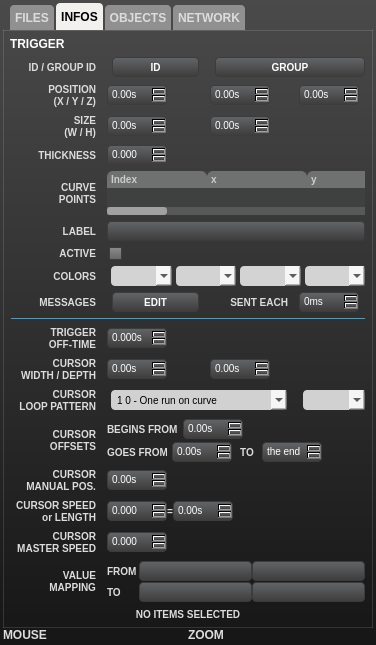
Above: uiinspector.ui from buzzinglight/IanniX before the change. Below: the same form after it.
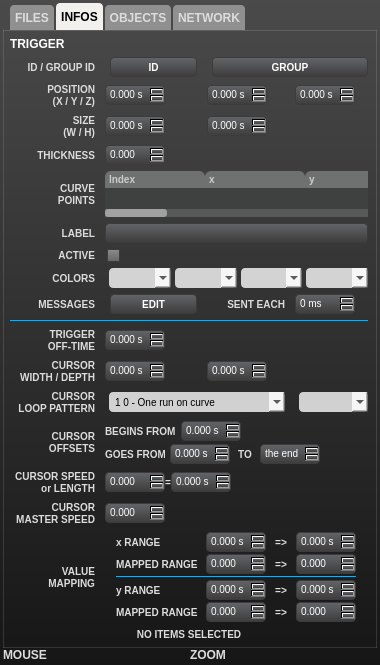
That is the form after the change. The open tabs and pages were chosen to show the change. Icons and pictures are not drawn.

Diff of the .ui file:
```diff
--- a/uiinspector.ui
+++ b/uiinspector.ui
@@ -6,8 +6,8 @@
    <rect>
     <x>0</x>
     <y>0</y>
-    <width>376</width>
-    <height>645</height>
+    <width>379</width>
+    <height>665</height>
    </rect>
   </property>
   <property name="windowTitle">
@@ -21,7 +21,7 @@
 	font: bold;
 }
 
-QLabel#separator1, QLabel#separator2, QLabel#separator3, QLabel#separator4 {
+QLabel#separator1, QLabel#separator2, QLabel#separator3, QLabel#separator4, QLabel#cursorTargetLabel9 {
 	border-top: 1px solid rgb(44, 167, 218);
 }
 
@@ -493,10 +493,10 @@
                <string>Change here the absolute coordinates of selected objects</string>
               </property>
               <property name="suffix">
-               <string notr="true">s</string>
+               <string notr="true"> s</string>
               </property>
               <property name="decimals">
-               <number>2</number>
+               <number>3</number>
               </property>
               <property name="minimum">
                <double>-999999.000000000000000</double>
@@ -527,10 +527,10 @@
                <string>Change here the absolute coordinates of selected objects</string>
               </property>
               <property name="suffix">
-               <string notr="true">s</string>
+               <string notr="true"> s</string>
               </property>
               <property name="decimals">
-               <number>2</number>
+               <number>3</number>
               </property>
               <property name="minimum">
                <double>-999999.000000000000000</double>
@@ -561,10 +561,10 @@
                <string>Change here the absolute coordinates of selected objects</string>
               </property>
               <property name="suffix">
-               <string notr="true">s</string>
+               <string notr="true"> s</string>
               </property>
               <property name="decimals">
-               <number>2</number>
+               <number>3</number>
               </property>
               <property name="minimum">
                <double>-999999.000000000000000</double>
@@ -624,10 +624,10 @@
                <string>Change here the size of selected objects</string>
               </property>
               <property name="suffix">
-               <string notr="true">s</string>
+               <string notr="true"> s</string>
               </property>
               <property name="decimals">
-               <number>2</number>
+               <number>3</number>
               </property>
               <property name="minimum">
                <double>0.000000000000000</double>
@@ -658,10 +658,10 @@
                <string>Change here the size of selected objects</string>
               </property>
               <property name="suffix">
-               <string notr="true">s</string>
+               <string notr="true"> s</string>
               </property>
               <property name="decimals">
-               <number>2</number>
+               <number>3</number>
               </property>
               <property name="minimum">
                <double>0.000000000000000</double>
@@ -674,7 +674,7 @@
               </property>
              </widget>
             </item>
-            <item row="14" column="0">
+            <item row="15" column="0">
              <widget class="QLabel" name="widthLabel">
               <property name="minimumSize">
                <size>
@@ -703,7 +703,7 @@
               </property>
              </widget>
             </item>
-            <item row="14" column="1">
+            <item row="15" column="1">
              <widget class="QDoubleSpinBox" name="widthSpin">
               <property name="minimumSize">
                <size>
@@ -721,10 +721,10 @@
                <string>Change here the cursor width</string>
               </property>
               <property name="suffix">
-               <string notr="true">s</string>
+               <string notr="true"> s</string>
               </property>
               <property name="decimals">
-               <number>2</number>
+               <number>3</number>
               </property>
               <property name="maximum">
                <double>999999.000000000000000</double>
@@ -734,7 +734,7 @@
               </property>
              </widget>
             </item>
-            <item row="15" column="0">
+            <item row="16" column="0">
              <widget class="QLabel" name="patternLabel">
               <property name="minimumSize">
                <size>
@@ -763,7 +763,7 @@
               </property>
              </widget>
             </item>
-            <item row="16" column="0">
+            <item row="17" column="0">
              <widget class="QLabel" name="offsetLabel">
               <property name="minimumSize">
                <size>
@@ -792,7 +792,7 @@
               </property>
              </widget>
             </item>
-            <item row="16" column="1" colspan="3">
+            <item row="17" column="1" colspan="3">
              <layout class="QVBoxLayout" name="offsetLayout">
               <property name="spacing">
                <number>3</number>
@@ -833,7 +833,10 @@
                    <string>Change here the initial offset (first iteration of a cursor on a curve). Positive initial offset means that cursor will start from a position on the curve whereas negative initial offset means that cursor start will be delayed.</string>
                   </property>
                   <property name="suffix">
-                   <string notr="true">s</string>
+                   <string notr="true"> s</string>
+                  </property>
+                  <property name="decimals">
+                   <number>3</number>
                   </property>
                   <property name="minimum">
                    <double>-999999.000000000000000</double>
@@ -912,10 +915,10 @@
                    <string>Change here the start offset of a cursor defining the loop start point on a curve</string>
                   </property>
                   <property name="suffix">
-                   <string notr="true">s</string>
+                   <string notr="true"> s</string>
                   </property>
                   <property name="decimals">
-                   <number>2</number>
+                   <number>3</number>
                   </property>
                   <property name="minimum">
                    <double>-999999.000000000000000</double>
@@ -968,7 +971,7 @@
                    <string notr="true">s</string>
                   </property>
                   <property name="decimals">
-                   <number>2</number>
+                   <number>3</number>
                   </property>
                   <property name="minimum">
                    <double>0.000000000000000</double>
@@ -998,69 +1001,6 @@
               </item>
              </layout>
             </item>
-            <item row="17" column="0">
-             <widget class="QLabel" name="posLabel">
-              <property name="minimumSize">
-               <size>
-                <width>85</width>
-                <height>0</height>
-               </size>
-              </property>
-              <property name="maximumSize">
-               <size>
-                <width>85</width>
-                <height>16777215</height>
-               </size>
-              </property>
-              <property name="text">
-               <string>CURSOR
-MANUAL POS.</string>
-              </property>
-              <property name="alignment">
-               <set>Qt::AlignRight|Qt::AlignTrailing|Qt::AlignVCenter</set>
-              </property>
-              <property name="wordWrap">
-               <bool>true</bool>
-              </property>
-              <property name="buddy">
-               <cstring>posSpin</cstring>
-              </property>
-             </widget>
-            </item>
-            <item row="17" column="1">
-             <widget class="QDoubleSpinBox" name="posSpin">
-              <property name="minimumSize">
-               <size>
-                <width>60</width>
-                <height>0</height>
-               </size>
-              </property>
-              <property name="maximumSize">
-               <size>
-                <width>60</width>
-                <height>16777215</height>
-               </size>
-              </property>
-              <property name="statusTip">
-               <string>DIsplays the cursor position</string>
-              </property>
-              <property name="suffix">
-               <string notr="true">s</string>
-              </property>
-              <property name="decimals">
-               <number>2</number>
-              </property>
-              <property name="minimum">
-               <double>-999999.000000000000000</double>
-              </property>
-              <property name="maximum">
-               <double>999999.000000000000000</double>
-              </property>
-              <property name="singleStep">
-               <double>0.100000000000000</double>
-              </property>
-             </widget>
-            </item>
             <item row="18" column="0">
              <widget class="QLabel" name="cursorSpeedLabel">
               <property name="minimumSize">
@@ -1151,10 +1091,10 @@
                  <string>Change here the cursor run duration on the curve</string>
                 </property>
                 <property name="suffix">
-                 <string notr="true">s</string>
+                 <string notr="true"> s</string>
                 </property>
                 <property name="decimals">
-                 <number>2</number>
+                 <number>3</number>
                 </property>
                 <property name="minimum">
                  <double>-999999.000000000000000</double>
@@ -1283,100 +1223,472 @@
                <number>1</number>
               </property>
               <item row="0" column="0">
-               <widget class="QLabel" name="cursorBoundsLabel1">
-                <property name="minimumSize">
-                 <size>
-                  <width>32</width>
-                  <height>0</height>
-                 </size>
+               <layout class="QGridLayout" name="gridLayout_3">
+                <property name="horizontalSpacing">
+                 <number>0</number>
                 </property>
-                <property name="maximumSize">
-                 <size>
-                  <width>32</width>
-                  <height>16777215</height>
-                 </size>
+                <property name="verticalSpacing">
+                 <number>2</number>
                 </property>
-                <property name="text">
-                 <string>FROM</string>
-                </property>
-                <property name="buddy">
-                 <cstring>cursorBoundsLineSource1</cstring>
-                </property>
-               </widget>
-              </item>
-              <item row="0" column="1">
-               <widget class="QLineEdit" name="cursorBoundsLineSource1">
-                <property name="toolTip">
-                 <string/>
-                </property>
-                <property name="statusTip">
-                 <string>Type here the top-left point in IanniX coordinates system for mapping</string>
-                </property>
-                <property name="text">
-                 <string/>
-                </property>
-               </widget>
-              </item>
-              <item row="1" column="0">
-               <widget class="QLabel" name="cursorBoundsLabel2">
-                <property name="minimumSize">
-                 <size>
-                  <width>32</width>
-                  <height>0</height>
-                 </size>
-                </property>
-                <property name="maximumSize">
-                 <size>
-                  <width>32</width>
-                  <height>16777215</height>
-                 </size>
-                </property>
-                <property name="text">
-                 <string>TO</string>
-                </property>
-                <property name="buddy">
-                 <cstring>cursorBoundsLineTarget1</cstring>
-                </property>
-               </widget>
-              </item>
-              <item row="1" column="1">
-               <widget class="QLineEdit" name="cursorBoundsLineTarget1">
-                <property name="toolTip">
-                 <string/>
-                </property>
-                <property name="statusTip">
-                 <string>Type here the top-left mapped values</string>
-                </property>
-                <property name="text">
-                 <string/>
-                </property>
-               </widget>
-              </item>
-              <item row="0" column="2">
-               <widget class="QLineEdit" name="cursorBoundsLineSource2">
-                <property name="toolTip">
-                 <string/>
-                </property>
-                <property name="statusTip">
-                 <string>Type here the bottom-right point in IanniX coordinates system for mapping</string>
-                </property>
-                <property name="text">
-                 <string/>
-                </property>
-               </widget>
-              </item>
-              <item row="1" column="2">
-               <widget class="QLineEdit" name="cursorBoundsLineTarget2">
-                <property name="toolTip">
-                 <string/>
-                </property>
-                <property name="statusTip">
-                 <string>Type here the bottom-right mapped values</string>
-                </property>
-                <property name="text">
-                 <string/>
-                </property>
-               </widget>
+                <item row="0" column="0">
+                 <widget class="QLabel" name="cursorTargetLabel1">
+                  <property name="minimumSize">
+                   <size>
+                    <width>90</width>
+                    <height>0</height>
+                   </size>
+                  </property>
+                  <property name="maximumSize">
+                   <size>
+                    <width>90</width>
+                    <height>16777215</height>
+                   </size>
+                  </property>
+                  <property name="text">
+                   <string>x RANGE</string>
+                  </property>
+                 </widget>
+                </item>
+                <item row="0" column="1">
+                 <widget class="QDoubleSpinBox" name="cursorSourceX1">
+                  <property name="minimumSize">
+                   <size>
+                    <width>60</width>
+                    <height>0</height>
+                   </size>
+                  </property>
+                  <property name="maximumSize">
+                   <size>
+                    <width>60</width>
+                    <height>16777215</height>
+                   </size>
+                  </property>
+                  <property name="statusTip">
+                   <string>Change here the values for the graphical mapping of cursors position</string>
+                  </property>
+                  <property name="suffix">
+                   <string notr="true"> s</string>
+                  </property>
+                  <property name="decimals">
+                   <number>3</number>
+                  </property>
+                  <property name="minimum">
+                   <double>-999999.000000000000000</double>
+                  </property>
+                  <property name="maximum">
+                   <double>999999.000000000000000</double>
+                  </property>
+                  <property name="singleStep">
+                   <double>0.100000000000000</double>
+                  </property>
+                 </widget>
+                </item>
+                <item row="0" column="2">
+                 <widget class="QLabel" name="cursorTargetLabel2">
+                  <property name="minimumSize">
+                   <size>
+                    <width>30</width>
+                    <height>0</height>
+                   </size>
+                  </property>
+                  <property name="maximumSize">
+                   <size>
+                    <width>30</width>
+                    <height>16777215</height>
+                   </size>
+                  </property>
+                  <property name="text">
+                   <string>=&gt;</string>
+                  </property>
+                  <property name="alignment">
+                   <set>Qt::AlignCenter</set>
+                  </property>
+                 </widget>
+                </item>
+                <item row="0" column="3">
+                 <widget class="QDoubleSpinBox" name="cursorSourceX2">
+                  <property name="minimumSize">
+                   <size>
+                    <width>60</width>
+                    <height>0</height>
+                   </size>
+                  </property>
+                  <property name="maximumSize">
+                   <size>
+                    <width>60</width>
+                    <height>16777215</height>
+                   </size>
+                  </property>
+                  <property name="statusTip">
+                   <string>Change here the values for the graphical mapping of cursors position</string>
+                  </property>
+                  <property name="suffix">
+                   <string notr="true"> s</string>
+                  </property>
+                  <property name="decimals">
+                   <number>3</number>
+                  </property>
+                  <property name="minimum">
+                   <double>-999999.000000000000000</double>
+                  </property>
+                  <property name="maximum">
+                   <double>999999.000000000000000</double>
+                  </property>
+                  <property name="singleStep">
+                   <double>0.100000000000000</double>
+                  </property>
+                 </widget>
+                </item>
+                <item row="1" column="0">
+                 <widget class="QLabel" name="cursorTargetLabel3">
+                  <property name="minimumSize">
+                   <size>
+                    <width>90</width>
+                    <height>0</height>
+                   </size>
+                  </property>
+                  <property name="maximumSize">
+                   <size>
+                    <width>90</width>
+                    <height>16777215</height>
+                   </size>
+                  </property>
+                  <property name="text">
+                   <string>MAPPED RANGE</string>
+                  </property>
+                 </widget>
+                </item>
+                <item row="1" column="1">
+                 <widget class="QDoubleSpinBox" name="cursorTargetX1">
+                  <property name="minimumSize">
+                   <size>
+                    <width>60</width>
+                    <height>0</height>
+                   </size>
+                  </property>
+                  <property name="maximumSize">
+                   <size>
+                    <width>60</width>
+                    <height>16777215</height>
+                   </size>
+                  </property>
+                  <property name="statusTip">
+                   <string>Change here the values for the graphical mapping of cursors position</string>
+                  </property>
+                  <property name="suffix">
+                   <string notr="true"/>
+                  </property>
+                  <property name="decimals">
+                   <number>3</number>
+                  </property>
+                  <property name="minimum">
+                   <double>-999999.000000000000000</double>
+                  </property>
+                  <property name="maximum">
+                   <double>999999.000000000000000</double>
+                  </property>
+                  <property name="singleStep">
+                   <double>0.100000000000000</double>
+                  </property>
+                 </widget>
+                </item>
+                <item row="1" column="2">
+                 <widget class="QLabel" name="cursorTargetLabel4">
+                  <property name="minimumSize">
+                   <size>
+                    <width>30</width>
+                    <height>0</height>
+                   </size>
+                  </property>
+                  <property name="maximumSize">
+                   <size>
+                    <width>30</width>
+                    <height>16777215</height>
+                   </size>
+                  </property>
+                  <property name="text">
+                   <string>=&gt;</string>
+                  </property>
+                  <property name="alignment">
+                   <set>Qt::AlignCenter</set>
+                  </property>
+                 </widget>
+                </item>
+                <item row="1" column="3">
+                 <widget class="QDoubleSpinBox" name="cursorTargetX2">
+                  <property name="minimumSize">
+                   <size>
+                    <width>60</width>
+                    <height>0</height>
+                   </size>
+                  </property>
+                  <property name="maximumSize">
+                   <size>
+                    <width>60</width>
+                    <height>16777215</height>
+                   </size>
+                  </property>
+                  <property name="statusTip">
+                   <string>Change here the values for the graphical mapping of cursors position</string>
+                  </property>
+                  <property name="suffix">
+                   <string notr="true"/>
+                  </property>
+                  <property name="decimals">
+                   <number>3</number>
+                  </property>
+                  <property name="minimum">
+                   <double>-999999.000000000000000</double>
+                  </property>
+                  <property name="maximum">
+                   <double>999999.000000000000000</double>
+                  </property>
+                  <property name="singleStep">
+                   <double>0.100000000000000</double>
+                  </property>
+                 </widget>
+                </item>
+                <item row="3" column="0">
+                 <widget class="QLabel" name="cursorTargetLabel5">
+                  <property name="minimumSize">
+                   <size>
+                    <width>90</width>
+                    <height>0</height>
+                   </size>
+                  </property>
+                  <property name="maximumSize">
+                   <size>
+                    <width>90</width>
+                    <height>16777215</height>
+                   </size>
+                  </property>
+                  <property name="text">
+                   <string>y RANGE</string>
+                  </property>
+                 </widget>
+                </item>
+                <item row="3" column="1">
+                 <widget class="QDoubleSpinBox" name="cursorSourceY2">
+                  <property name="minimumSize">
+                   <size>
+                    <width>60</width>
+                    <height>0</height>
+                   </size>
+                  </property>
+                  <property name="maximumSize">
+                   <size>
+                    <width>60</width>
+                    <height>16777215</height>
+                   </size>
+                  </property>
+                  <property name="statusTip">
+                   <string>Change here the values for the graphical mapping of cursors position</string>
+                  </property>
+                  <property name="suffix">
+                   <string notr="true"> s</string>
+                  </property>
+                  <property name="decimals">
+                   <number>3</number>
+                  </property>
+                  <property name="minimum">
+                   <double>-999999.000000000000000</double>
+                  </property>
+                  <property name="maximum">
+                   <double>999999.000000000000000</double>
+                  </property>
+                  <property name="singleStep">
+                   <double>0.100000000000000</double>
+                  </property>
+                 </widget>
+                </item>
+                <item row="3" column="2">
+                 <widget class="QLabel" name="cursorTargetLabel6">
+                  <property name="minimumSize">
+                   <size>
+                    <width>30</width>
+                    <height>0</height>
+                   </size>
+                  </property>
+                  <property name="maximumSize">
+                   <size>
+                    <width>30</width>
+                    <height>16777215</height>
+                   </size>
+                  </property>
+                  <property name="text">
+                   <string>=&gt;</string>
+                  </property>
+                  <property name="alignment">
+                   <set>Qt::AlignCenter</set>
+                  </property>
+                 </widget>
+                </item>
+                <item row="3" column="3">
+                 <widget class="QDoubleSpinBox" name="cursorSourceY1">
+                  <property name="minimumSize">
+                   <size>
+                    <width>60</width>
+                    <height>0</height>
+                   </size>
+                  </property>
+                  <property name="maximumSize">
+                   <size>
+                    <width>60</width>
+                    <height>16777215</height>
+                   </size>
+                  </property>
+                  <property name="statusTip">
+                   <string>Change here the values for the graphical mapping of cursors position</string>
+                  </property>
+                  <property name="suffix">
+                   <string notr="true"> s</string>
+                  </property>
+                  <property name="decimals">
+                   <number>3</number>
+                  </property>
+                  <property name="minimum">
+                   <double>-999999.000000000000000</double>
+                  </property>
+                  <property name="maximum">
+                   <double>999999.000000000000000</double>
+                  </property>
+                  <property name="singleStep">
+                   <double>0.100000000000000</double>
+                  </property>
+                 </widget>
+                </item>
+                <item row="4" column="0">
+                 <widget class="QLabel" name="cursorTargetLabel7">
+                  <property name="minimumSize">
+                   <size>
+                    <width>90</width>
+                    <height>0</height>
+                   </size>
+                  </property>
+                  <property name="maximumSize">
+                   <size>
+                    <width>90</width>
+                    <height>16777215</height>
+                   </size>
+                  </property>
+                  <property name="text">
+                   <string>MAPPED RANGE</string>
+                  </property>
+                 </widget>
+                </item>
+                <item row="4" column="1">
+                 <widget class="QDoubleSpinBox" name="cursorTargetY2">
+                  <property name="minimumSize">
+                   <size>
+                    <width>60</width>
+                    <height>0</height>
+                   </size>
+                  </property>
+                  <property name="maximumSize">
+                   <size>
+                    <width>60</width>
+                    <height>16777215</height>
+                   </size>
+                  </property>
+                  <property name="statusTip">
+                   <string>Change here the values for the graphical mapping of cursors position</string>
+                  </property>
+                  <property name="suffix">
+                   <string notr="true"/>
+                  </property>
+                  <property name="decimals">
+                   <number>3</number>
+                  </property>
+                  <property name="minimum">
+                   <double>-999999.000000000000000</double>
+                  </property>
+                  <property name="maximum">
+                   <double>999999.000000000000000</double>
+                  </property>
+                  <property name="singleStep">
+                   <double>0.100000000000000</double>
+                  </property>
+                 </widget>
+                </item>
+                <item row="4" column="2">
+                 <widget class="QLabel" name="cursorTargetLabel8">
+                  <property name="minimumSize">
+                   <size>
+                    <width>30</width>
+                    <height>0</height>
+                   </size>
+                  </property>
+                  <property name="maximumSize">
+                   <size>
+                    <width>30</width>
+                    <height>16777215</height>
+                   </size>
+                  </property>
+                  <property name="text">
+                   <string>=&gt;</string>
+                  </property>
+                  <property name="alignment">
+                   <set>Qt::AlignCenter</set>
+                  </property>
+                 </widget>
+                </item>
+                <item row="4" column="3">
+                 <widget class="QDoubleSpinBox" name="cursorTargetY1">
+                  <property name="minimumSize">
+                   <size>
+                    <width>60</width>
+                    <height>0</height>
+                   </size>
+                  </property>
+                  <property name="maximumSize">
+                   <size>
+                    <width>60</width>
+                    <height>16777215</height>
+                   </size>
+                  </property>
+                  <property name="statusTip">
+                   <string>Change here the values for the graphical mapping of cursors position</string>
+                  </property>
+                  <property name="suffix">
+                   <string notr="true"/>
+                  </property>
+                  <property name="decimals">
+                   <number>3</number>
+                  </property>
+                  <property name="minimum">
+                   <double>-999999.000000000000000</double>
+                  </property>
+                  <property name="maximum">
+                   <double>999999.000000000000000</double>
+                  </property>
+                  <property name="singleStep">
+                   <double>0.100000000000000</double>
+                  </property>
+                 </widget>
+                </item>
+                <item row="2" column="0" colspan="4">
+                 <widget class="QLabel" name="cursorTargetLabel9">
+                  <property name="minimumSize">
+                   <size>
+                    <width>0</width>
+                    <height>2</height>
+                   </size>
+                  </property>
+                  <property name="maximumSize">
+                   <size>
+                    <width>16777215</width>
+                    <height>2</height>
+                   </size>
+                  </property>
+                  <property name="text">
+                   <string/>
+                  </property>
+                  <property name="textFormat">
+                   <enum>Qt::PlainText</enum>
+                  </property>
+                 </widget>
+                </item>
+               </layout>
               </item>
              </layout>
             </item>
@@ -1412,29 +1724,7 @@
               </property>
              </widget>
             </item>
-            <item row="11" column="0" colspan="4">
-             <widget class="QLabel" name="separator1">
-              <property name="minimumSize">
-               <size>
-                <width>0</width>
-                <height>2</height>
-               </size>
-              </property>
-              <property name="maximumSize">
-               <size>
-                <width>16777215</width>
-                <height>2</height>
-               </size>
-              </property>
-              <property name="text">
-               <string/>
-              </property>
-              <property name="textFormat">
-               <enum>Qt::PlainText</enum>
-              </property>
-             </widget>
-            </item>
-            <item row="13" column="0">
+            <item row="14" column="0">
              <widget class="QLabel" name="triggerOffLabel">
               <property name="minimumSize">
                <size>
@@ -1463,7 +1753,7 @@
               </property>
              </widget>
             </item>
-            <item row="13" column="1">
+            <item row="14" column="1">
              <widget class="QDoubleSpinBox" name="triggerOffSpin">
               <property name="minimumSize">
                <size>
@@ -1481,7 +1771,7 @@
                <string>Change here the duration of a MIDI note</string>
               </property>
               <property name="suffix">
-               <string notr="true">s</string>
+               <string notr="true"> s</string>
               </property>
               <property name="decimals">
                <number>3</number>
@@ -1839,7 +2129,7 @@
                <string>Change here the periodicity of emitted messages</string>
               </property>
               <property name="suffix">
-               <string notr="true">ms</string>
+               <string notr="true"> ms</string>
               </property>
               <property name="decimals">
                <number>0</number>
@@ -1893,7 +2183,7 @@
               </property>
              </widget>
             </item>
-            <item row="15" column="3">
+            <item row="16" column="3">
              <widget class="QComboBox" name="easingCombo">
               <property name="minimumSize">
                <size>
@@ -1915,7 +2205,7 @@
               </property>
              </widget>
             </item>
-            <item row="14" column="2">
+            <item row="15" column="2">
              <widget class="QDoubleSpinBox" name="depthSpin">
               <property name="minimumSize">
                <size>
@@ -1933,10 +2223,10 @@
                <string>Change here the cursor depth</string>
               </property>
               <property name="suffix">
-               <string notr="true">s</string>
+               <string notr="true"> s</string>
               </property>
               <property name="decimals">
-               <number>2</number>
+               <number>3</number>
               </property>
               <property name="maximum">
                <double>999999.000000000000000</double>
@@ -2046,7 +2336,7 @@
               </column>
              </widget>
             </item>
-            <item row="15" column="1" colspan="2">
+            <item row="16" column="1" colspan="2">
              <widget class="QComboBox" name="patternLine">
               <property name="minimumSize">
                <size>
@@ -2096,6 +2386,28 @@
               </item>
              </widget>
             </item>
+            <item row="13" column="0" colspan="4">
+             <widget class="QLabel" name="separator1">
+              <property name="minimumSize">
+               <size>
+                <width>0</width>
+                <height>2</height>
+               </size>
+              </property>
+              <property name="maximumSize">
+               <size>
+                <width>16777215</width>
+                <height>2</height>
+               </size>
+              </property>
+              <property name="text">
+               <string/>
+              </property>
+              <property name="textFormat">
+               <enum>Qt::PlainText</enum>
+              </property>
+             </widget>
+            </item>
            </layout>
           </item>
          </layout>
```
Left out of the diff: 552 changed lines with no effect on the pictures.
